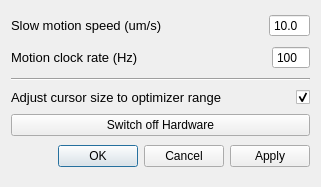
Before: the Qt Designer form gui/snvm/ui_snvm_settings.ui in pikestefan/qudi_slab, drawn with Qt 5.
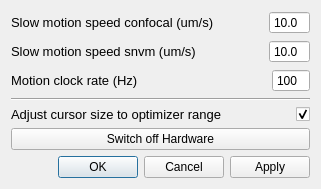
After: the same form once the commit is applied.

Diff of the .ui file:
```diff
--- a/gui/snvm/ui_snvm_settings.ui
+++ b/gui/snvm/ui_snvm_settings.ui
@@ -27,12 +27,50 @@
         <string>&lt;html&gt;&lt;head/&gt;&lt;body&gt;&lt;p&gt;That is the inverse time how long the scanner stays at the desired position during the scan and counts.&lt;/p&gt;&lt;/body&gt;&lt;/html&gt;</string>
        </property>
        <property name="text">
-        <string>Slow motion speed (um/s)</string>
+        <string>Slow motion speed confocal (um/s)</string>
        </property>
       </widget>
      </item>
      <item>
-      <widget class="QDoubleSpinBox" name="slowspeedSpinBox">
+      <widget class="QDoubleSpinBox" name="slowSpeedConfSpinBox">
+       <property name="sizePolicy">
+        <sizepolicy hsizetype="Fixed" vsizetype="Fixed">
+         <horstretch>0</horstretch>
+         <verstretch>0</verstretch>
+        </sizepolicy>
+       </property>
+       <property name="buttonSymbols">
+        <enum>QAbstractSpinBox::NoButtons</enum>
+       </property>
+       <property name="decimals">
+        <number>1</number>
+       </property>
+       <property name="value">
+        <double>10.000000000000000</double>
+       </property>
+      </widget>
+     </item>
+    </layout>
+   </item>
+   <item>
+    <layout class="QHBoxLayout" name="horizontalLayout_3">
+     <item>
+      <widget class="QLabel" name="label_4">
+       <property name="font">
+        <font>
+         <pointsize>10</pointsize>
+        </font>
+       </property>
+       <property name="toolTip">
+        <string>&lt;html&gt;&lt;head/&gt;&lt;body&gt;&lt;p&gt;That is the inverse time how long the scanner stays at the desired position during the scan and counts.&lt;/p&gt;&lt;/body&gt;&lt;/html&gt;</string>
+       </property>
+       <property name="text">
+        <string>Slow motion speed snvm (um/s)</string>
+       </property>
+      </widget>
+     </item>
+     <item>
+      <widget class="QDoubleSpinBox" name="slowSpeedSnvmSpinBox">
        <property name="sizePolicy">
         <sizepolicy hsizetype="Fixed" vsizetype="Fixed">
          <horstretch>0</horstretch>
```
